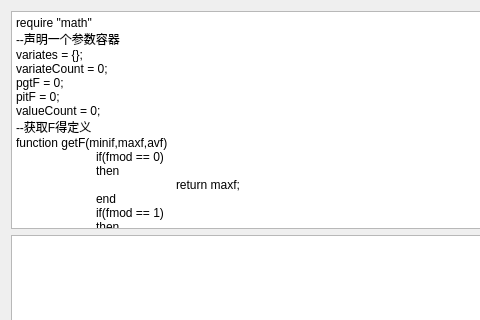
Old version of the form src/SmartContorl/SmartContorlUI.ui in the repository BeQuiet1228/FreeCAD; both pictures show x 0 to 480 and y 481 to 801 of the 1220 by 976 pixel window.
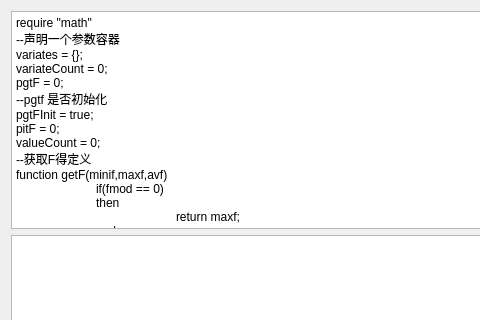
New version of the form. Custom widgets are drawn as their Qt base class.

Patch:
```diff
--- a/src/SmartContorl/SmartContorlUI.ui
+++ b/src/SmartContorl/SmartContorlUI.ui
@@ -559,6 +559,8 @@
 variates = {};
 variateCount = 0;
 pgtF = 0;
+--pgtf 是否初始化
+pgtFInit = true;
 pitF = 0;
 valueCount = 0;
 --获取F得定义
@@ -836,8 +838,18 @@
 			countIndex = countIndex + 1;
 		end
     end
+	--在这里使用F初始化pgtF
+	if(pgtFInit)
+	then
+		pgtF = F;
+		pgtFInit = false;
+	end
+	
 	if(compareF(F,pgtF))
 	then
+		--保存最好的结果
+		saveResultToWorkPath(index,&quot;best&quot;);
+		
 		pgtF = F;
         local tempIndex = 1;
         while(tempIndex &lt; variateCount + 1)
```
